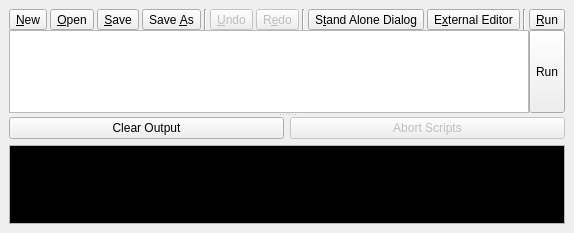
The window that src/dialogs/dock/dock_script_log.ui (mbasaglia/Knotter) describes before a commit, drawn with Qt 5.
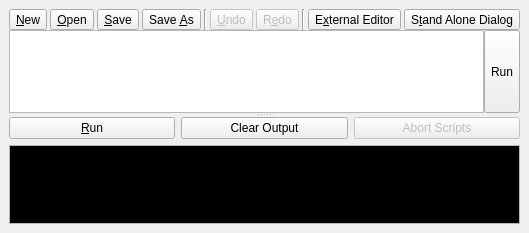
The same window after the commit. Icons and pictures are not drawn. Custom widgets are drawn as their Qt base class.

```diff
--- a/src/dialogs/dock/dock_script_log.ui
+++ b/src/dialogs/dock/dock_script_log.ui
@@ -6,7 +6,7 @@
    <rect>
     <x>0</x>
     <y>0</y>
-    <width>279</width>
+    <width>306</width>
     <height>233</height>
    </rect>
   </property>
@@ -159,6 +159,18 @@
              </property>
             </widget>
            </item>
+           <item>
+            <widget class="QToolButton" name="button_external">
+             <property name="text">
+              <string>E&amp;xternal Editor</string>
+             </property>
+             <property name="icon">
+              <iconset theme="accessories-text-editor">
+               <normaloff/>
+              </iconset>
+             </property>
+            </widget>
+           </item>
            <item>
             <widget class="QToolButton" name="button_dialog">
              <property name="toolTip">
@@ -177,48 +189,6 @@
              </property>
             </widget>
            </item>
-           <item>
-            <widget class="QToolButton" name="button_external">
-             <property name="text">
-              <string>E&amp;xternal Editor</string>
-             </property>
-             <property name="icon">
-              <iconset theme="accessories-text-editor"/>
-             </property>
-            </widget>
-           </item>
-           <item>
-            <widget class="Line" name="line_3">
-             <property name="orientation">
-              <enum>Qt::Vertical</enum>
-             </property>
-            </widget>
-           </item>
-           <item>
-            <spacer name="horizontalSpacer">
-             <property name="orientation">
-              <enum>Qt::Horizontal</enum>
-             </property>
-             <property name="sizeHint" stdset="0">
-              <size>
-               <width>40</width>
-               <height>20</height>
-              </size>
-             </property>
-            </spacer>
-           </item>
-           <item>
-            <widget class="QToolButton" name="button_run">
-             <property name="text">
-              <string>&amp;Run</string>
-             </property>
-             <property name="icon">
-              <iconset theme="debug-run">
-               <normaloff/>
-              </iconset>
-             </property>
-            </widget>
-           </item>
           </layout>
          </widget>
         </item>
@@ -287,6 +257,16 @@
         </property>
         <item>
          <layout class="QHBoxLayout" name="horizontalLayout">
+          <item>
+           <widget class="QPushButton" name="button_run">
+            <property name="text">
+             <string>&amp;Run</string>
+            </property>
+            <property name="icon">
+             <iconset theme="debug-run"/>
+            </property>
+           </widget>
+          </item>
           <item>
            <widget class="QPushButton" name="button_clear_output">
             <property name="text">
```
Left out of the diff: 36 changed lines with no effect on the pictures.
